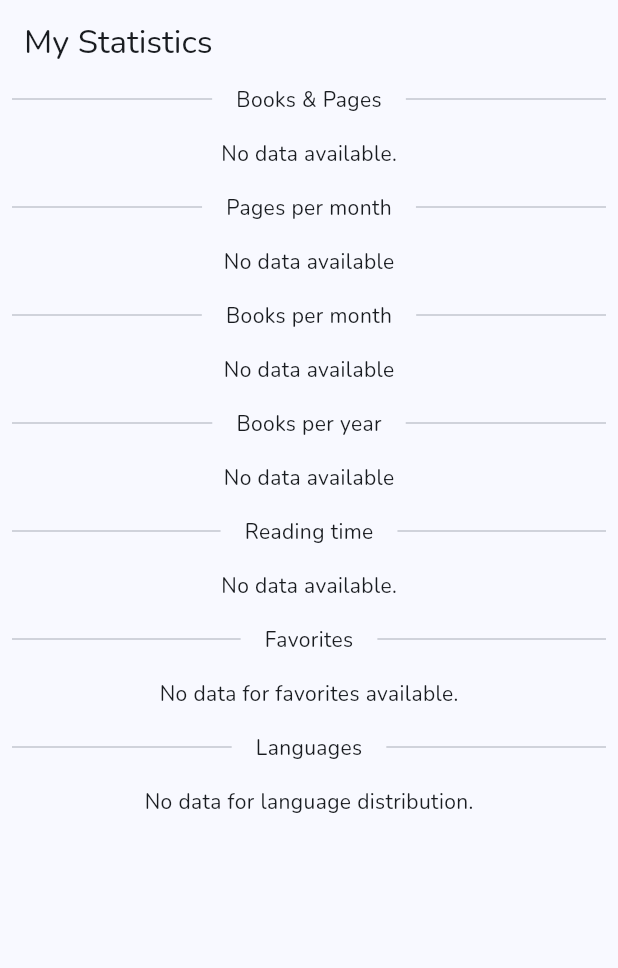
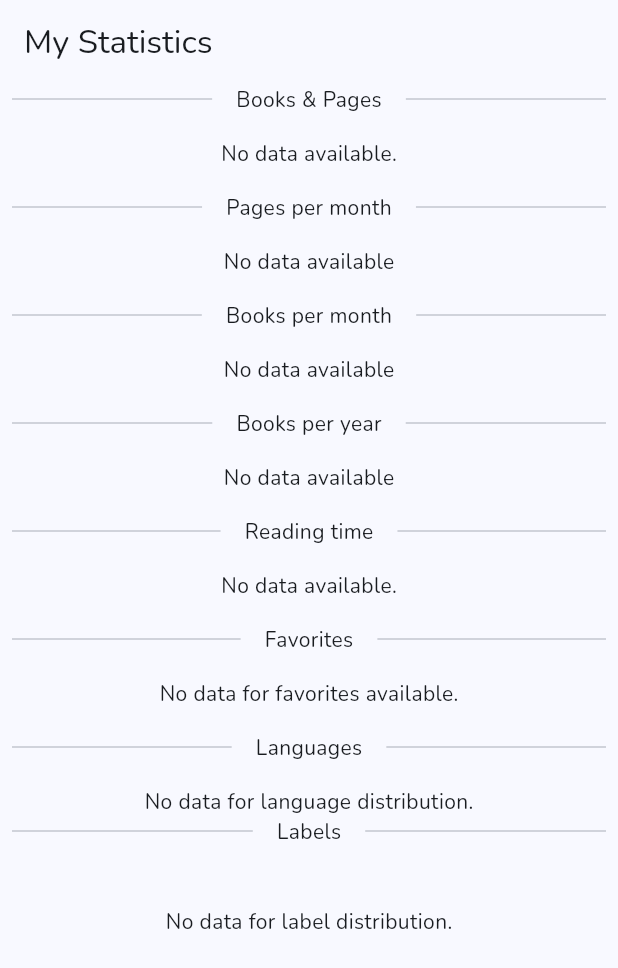
Before and after one commit to shockbytes/DanteX, a Flutter app: the StatisticsScreen screen opened by its route, on a phone screen of 412 x 824 dp. Shown: the top 968 px of the screen. Run offline on Flutter 3.47's test engine with Material 3 defaults, Android fonts, the phone set to English and light mode, and no system bars; our stand-ins replace cached_network_image, device_preview, dio, easy_localization, email_validator, firebase_analytics and 23 more; missing offline and left inert: device_marketing_names, extension_google_sign_in_as_googleapis_auth, flutter_barcode_scanner, googleapis, language_picker; accounts and stored records are empty; generated files the repository leaves out were written again; project files that could hold a hidden picture were left out.

Commit message:
Labels stats

```diff
--- a/lib/providers/settings.dart
+++ b/lib/providers/settings.dart
@@ -1,5 +1,7 @@
+import 'package:dantex/models/book_label.dart';
 import 'package:dantex/models/book_sort_strategy.dart';
 import 'package:dantex/models/timeline.dart';
+import 'package:dantex/providers/book.dart';
 import 'package:dantex/providers/repository.dart';
 import 'package:flutter/material.dart';
 import 'package:flutter_riverpod/flutter_riverpod.dart';
@@ -94,3 +96,23 @@ class TimelineSortStrategySetting extends _$TimelineSortStrategySetting {
     state = timelineSortStrategy;
   }
 }
+
+@riverpod
+Map<BookLabel, int> bookLabelStats(Ref ref) {
+  final allBooks = ref.watch(allBooksProvider);
+
+  return allBooks.when(
+    data: (books) {
+      final stats = <BookLabel, int>{};
+      for (final book in books) {
+        final labels = book.labels;
+        for (final label in labels) {
+          stats[label] = (stats[label] ?? 0) + 1;
+        }
+      }
+      return stats;
+    },
+    error: (e, s) => {},
+    loading: () => {},
+  );
+}
--- a/lib/screens/statistics_screen.dart
+++ b/lib/screens/statistics_screen.dart
@@ -2,6 +2,7 @@ import 'package:dantex/widgets/statistics/books_and_pages_counts.dart';
 import 'package:dantex/widgets/statistics/books_per_month.dart';
 import 'package:dantex/widgets/statistics/books_per_year.dart';
 import 'package:dantex/widgets/statistics/favorites.dart';
+import 'package:dantex/widgets/statistics/label_stats.dart';
 import 'package:dantex/widgets/statistics/languages_stats.dart';
 import 'package:dantex/widgets/statistics/pages_per_month.dart';
 import 'package:dantex/widgets/statistics/reading_time.dart';
@@ -66,6 +67,11 @@ class StatisticsScreen extends StatelessWidget {
             ),
             const SizedBox(height: 16),
             const LanguagesStats(),
+            TitleWidget(
+              title: const Text('statistics.label.title').tr(),
+            ),
+            const SizedBox(height: 40),
+            const LabelStats(),
           ],
         ),
       ),
--- /dev/null
+++ b/lib/widgets/statistics/label_stats.dart
@@ -0,0 +1,27 @@
+import 'package:dantex/providers/settings.dart';
+import 'package:dantex/widgets/statistics/dante_radar_chart.dart';
+import 'package:easy_localization/easy_localization.dart';
+import 'package:flutter/material.dart';
+import 'package:flutter_riverpod/flutter_riverpod.dart';
+
+class LabelStats extends ConsumerWidget {
+  const LabelStats({super.key});
+
+  @override
+  Widget build(BuildContext context, WidgetRef ref) {
+    final labelStats = ref.watch(bookLabelStatsProvider);
+    if (labelStats.isEmpty) {
+      return Center(
+        child: const Text('statistics.label.empty').tr(),
+      );
+    }
+
+    return SizedBox(
+      height: 200,
+      child: DanteRadarChart(
+        dataMap: labelStats
+            .map<String, int>((key, value) => MapEntry(key.title, value)),
+      ),
+    );
+  }
+}
```
Also changed, not shown: lib/widgets/statistics/dante_radar_chart.dart (added, +54 -0 lines).
